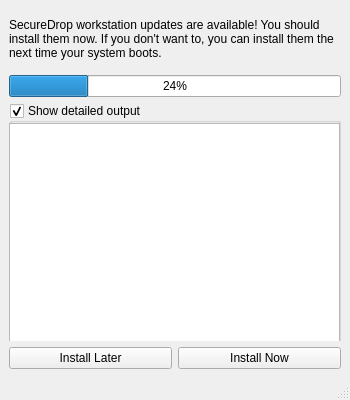
The window that journalist_gui/journalist_gui/mainwindow.ui (freedomofpress/securedrop) describes before a commit, drawn with Qt 5.
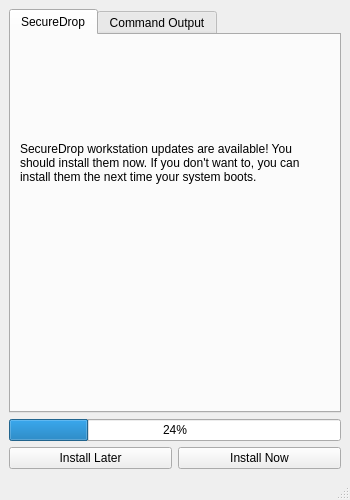
The same window after the commit. Icons and pictures are not drawn.

Commit message: Remove now unnecessary ui, requirements, and test files

Patch:
```diff
--- a/journalist_gui/journalist_gui/mainwindow.ui
+++ b/journalist_gui/journalist_gui/mainwindow.ui
@@ -7,15 +7,9 @@
     <x>0</x>
     <y>0</y>
     <width>350</width>
-    <height>400</height>
+    <height>500</height>
    </rect>
   </property>
-  <property name="sizePolicy">
-   <sizepolicy hsizetype="MinimumExpanding" vsizetype="Minimum">
-    <horstretch>0</horstretch>
-    <verstretch>0</verstretch>
-   </sizepolicy>
-  </property>
   <property name="maximumSize">
    <size>
     <width>350</width>
@@ -26,69 +20,100 @@
    <string>MainWindow</string>
   </property>
   <widget class="QWidget" name="centralwidget">
-   <layout class="QGridLayout" name="gridLayout">
-    <item row="1" column="0" colspan="2">
+   <layout class="QVBoxLayout" name="verticalLayout_3">
+    <item>
+     <widget class="QTabWidget" name="tabWidget">
+      <property name="currentIndex">
+       <number>0</number>
+      </property>
+      <widget class="QWidget" name="tab">
+       <attribute name="title">
+        <string>SecureDrop</string>
+       </attribute>
+       <layout class="QVBoxLayout" name="verticalLayout">
+        <item>
+         <widget class="QLabel" name="label">
+          <property name="sizePolicy">
+           <sizepolicy hsizetype="Minimum" vsizetype="Fixed">
+            <horstretch>0</horstretch>
+            <verstretch>0</verstretch>
+           </sizepolicy>
+          </property>
+          <property name="text">
+           <string>SecureDrop workstation updates are available! You should install them now. If you don't want to, you can install them the next time your system boots.</string>
+          </property>
+          <property name="textFormat">
+           <enum>Qt::PlainText</enum>
+          </property>
+          <property name="scaledContents">
+           <bool>false</bool>
+          </property>
+          <property name="wordWrap">
+           <bool>true</bool>
+          </property>
+         </widget>
+        </item>
+        <item>
+         <widget class="QLabel" name="label_2">
+          <property name="sizePolicy">
+           <sizepolicy hsizetype="Preferred" vsizetype="Fixed">
+            <horstretch>0</horstretch>
+            <verstretch>0</verstretch>
+           </sizepolicy>
+          </property>
+          <property name="text">
+           <string/>
+          </property>
+          <property name="pixmap">
+           <pixmap>static/sd.png</pixmap>
+          </property>
+          <property name="scaledContents">
+           <bool>true</bool>
+          </property>
+         </widget>
+        </item>
+       </layout>
+      </widget>
+      <widget class="QWidget" name="tab_2">
+       <attribute name="title">
+        <string>Command Output</string>
+       </attribute>
+       <layout class="QVBoxLayout" name="verticalLayout_2">
+        <item>
+         <widget class="QPlainTextEdit" name="plainTextEdit">
+          <property name="readOnly">
+           <bool>true</bool>
+          </property>
+         </widget>
+        </item>
+       </layout>
+      </widget>
+     </widget>
+    </item>
+    <item>
      <widget class="QProgressBar" name="progressBar">
       <property name="value">
        <number>24</number>
       </property>
      </widget>
     </item>
-    <item row="8" column="1">
-     <widget class="QPushButton" name="pushButton_2">
-      <property name="text">
-       <string>Install Now</string>
-      </property>
-     </widget>
-    </item>
-    <item row="8" column="0">
-     <widget class="QPushButton" name="pushButton">
-      <property name="text">
-       <string>Install Later</string>
-      </property>
-     </widget>
-    </item>
-    <item row="0" column="0" colspan="2">
-     <widget class="QLabel" name="label">
-      <property name="text">
-       <string>SecureDrop workstation updates are available! You should install them now. If you don't want to, you can install them the next time your system boots. </string>
-      </property>
-      <property name="wordWrap">
-       <bool>true</bool>
-      </property>
-     </widget>
-    </item>
-    <item row="2" column="0" rowspan="4" colspan="2">
-     <widget class="QGroupBox" name="groupBox">
-      <property name="sizePolicy">
-       <sizepolicy hsizetype="MinimumExpanding" vsizetype="Minimum">
-        <horstretch>0</horstretch>
-        <verstretch>0</verstretch>
-       </sizepolicy>
-      </property>
-      <property name="title">
-       <string>Show detailed output</string>
-      </property>
-      <property name="flat">
-       <bool>false</bool>
-      </property>
-      <property name="checkable">
-       <bool>true</bool>
-      </property>
-      <property name="checked">
-       <bool>true</bool>
-      </property>
-      <widget class="QPlainTextEdit" name="plainTextEdit">
-       <property name="geometry">
-        <rect>
-         <x>0</x>
-         <y>20</y>
-         <width>331</width>
-         <height>221</height>
-        </rect>
-       </property>
-      </widget>
-     </widget>
+    <item>
+     <layout class="QHBoxLayout" name="horizontalLayout_2">
+      <item>
+       <widget class="QPushButton" name="pushButton">
+        <property name="text">
+         <string>Install Later</string>
+        </property>
+       </widget>
+      </item>
+      <item>
+       <widget class="QPushButton" name="pushButton_2">
+        <property name="text">
+         <string>Install Now</string>
+        </property>
+       </widget>
+      </item>
+     </layout>
     </item>
    </layout>
   </widget>
```
Left out of the diff: 2 changed lines with no effect on the pictures. The commit also changes 5 other files.
